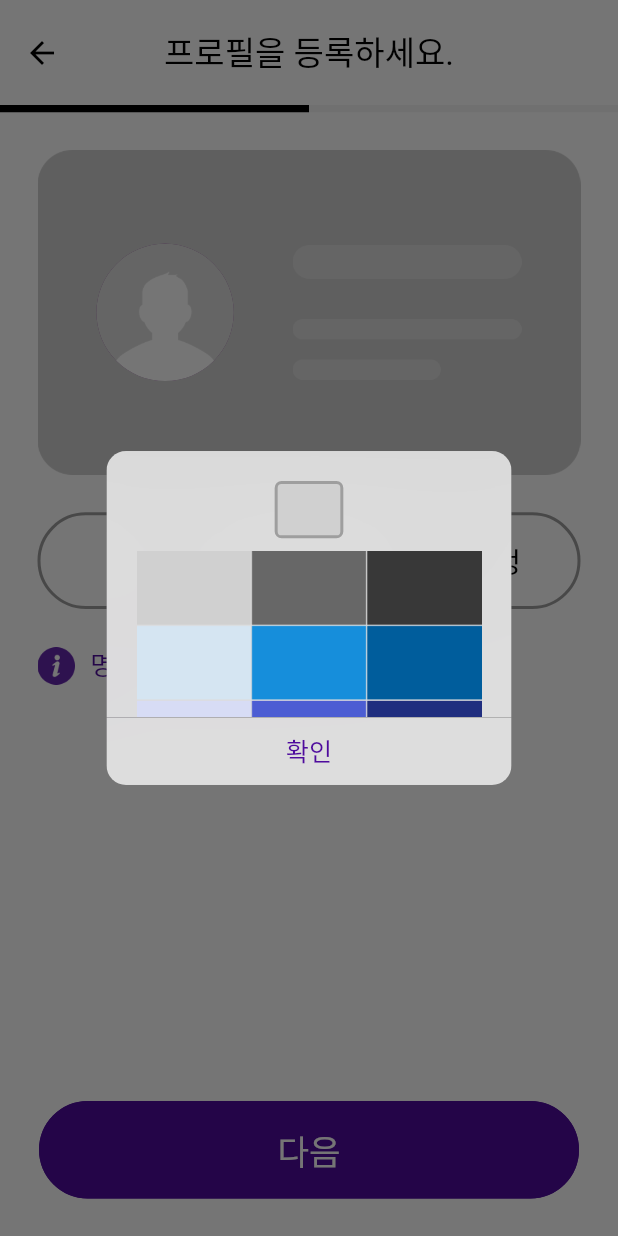
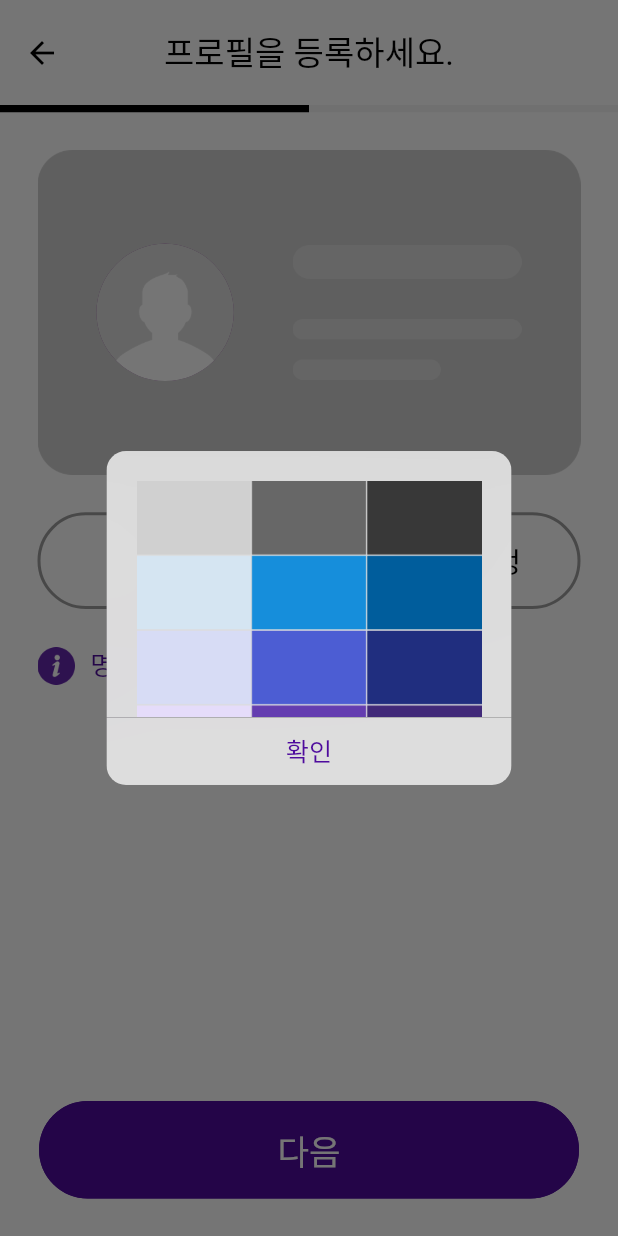
Before and after one commit to Soryoung-Kim/you_and_i, a Flutter app: the RegProfile screen opened by its route, after a tap on "배경색 설정", on a phone screen of 412 x 824 dp. Run offline on Flutter 3.47's test engine with Material 3 defaults, Android fonts, the phone set to English and light mode, and no system bars; our stand-ins replace device_info_plus, flutter_contacts, flutter_dotenv, flutter_easyloading, flutter_screenutil, flutter_slidable and 15 more; missing offline and left inert: flutter_webrtc, graphview, im_animations, kakao_flutter_sdk, pixel_color_picker, queue and 1 more; accounts and stored records are empty.

```diff
--- a/lib/pages/reg_profile.dart
+++ b/lib/pages/reg_profile.dart
@@ -133,24 +133,6 @@ class _RegProfileState extends State<RegProfile> {
                         child: Column(
                           mainAxisSize: MainAxisSize.min,
                           children: [
-                            Obx(() => Container(
-                              width: 120.w,
-                              height: 100.w,
-                              margin: EdgeInsets.only(bottom: 20.h),
-                              decoration: BoxDecoration(
-                                color: Color(
-                                  int.parse(
-                                    'FF${profileController.background.value}',
-                                    radix: 16,
-                                  ),
-                                ),
-                                border: Border.all(
-                                  color: Colors.grey,
-                                  width: 2,
-                                ),
-                                borderRadius: BorderRadius.circular(12.r),
-                              ),
-                            )),
                             PixelColorPicker(
                               child: Image.asset(
                                 'assets/images/img_bg_color.png',
--- a/lib/splash_permision.dart
+++ b/lib/splash_permision.dart
@@ -183,6 +183,7 @@ class _SplashPermissionState extends State<SplashPermission> {
                           }
 
                           final prefs = await SharedPreferences.getInstance();
+                          await prefs.setBool('permissionCompleted', true);
                           final isT = prefs.getBool('isTutorial') ?? false;
                           print('asdfasdfasdf:${isT}');
                           // 처음 실행 한 유저
```
Also changed, not shown: lib/controller/reg_profile_controller.dart (+12 -27 lines), lib/pages/friend/network_detail_info.dart (+15 -3 lines), lib/pages/reg_profile_all.dart (+0 -18 lines), lib/splash_screen.dart (+20 -0 lines).
